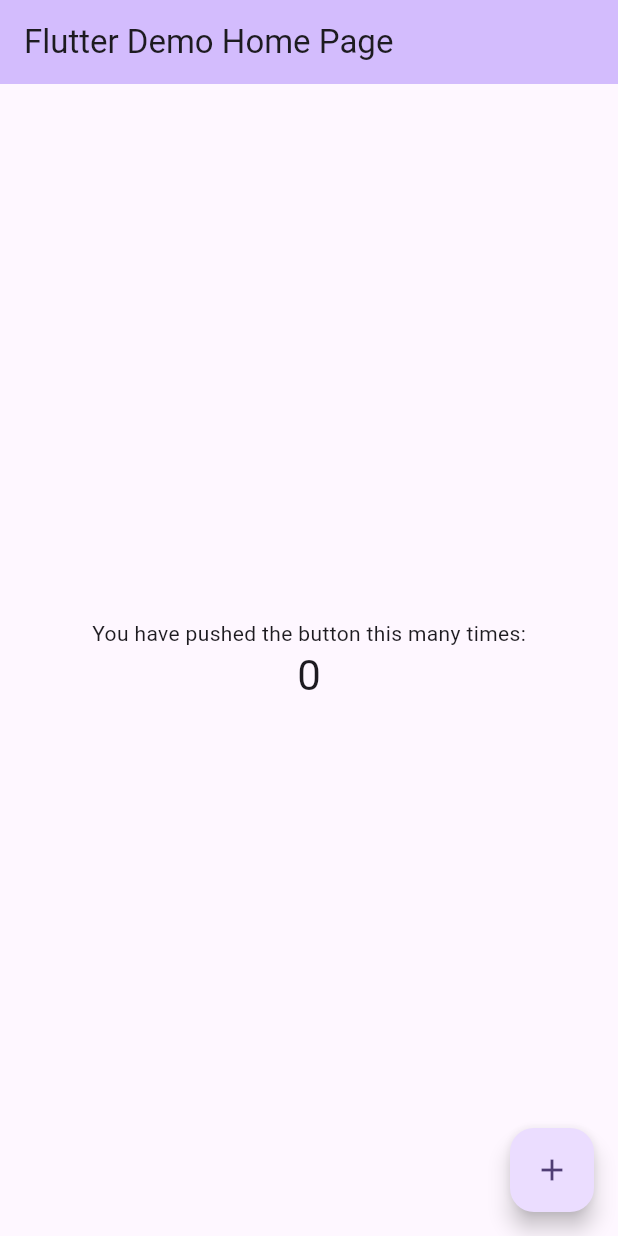
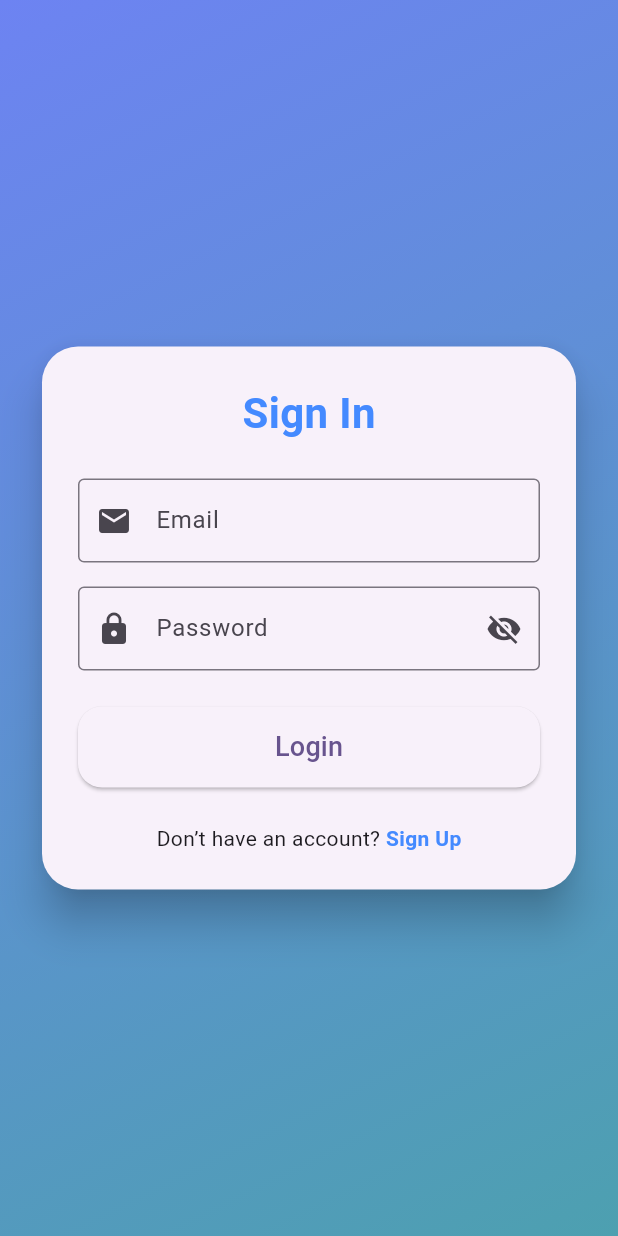
Before and after one commit to mahmoudbakir2015/chatr, a Flutter app: the screen it shows after launch, on a phone screen of 412 x 824 dp. Run offline on Flutter 3.47's test engine with Material 3 defaults, Android fonts, the phone set to English and light mode, and no system bars; our stand-ins replace firebase_core; accounts and stored records are empty.

Commit message:
add sign in Ui

```diff
--- a/lib/main.dart
+++ b/lib/main.dart
@@ -1,3 +1,4 @@
+import 'package:chatr/screens/auth/sign_in/sign_in.dart';
 import 'package:firebase_core/firebase_core.dart';
 import 'package:flutter/material.dart';
 
@@ -14,112 +15,11 @@ class MyApp extends StatelessWidget {
   @override
   Widget build(BuildContext context) {
     return MaterialApp(
-      title: 'Flutter Demo',
+      title: 'Chatr',
       theme: ThemeData(
-        // This is the theme of your application.
-        //
-        // TRY THIS: Try running your application with "flutter run". You'll see
-        // the application has a purple toolbar. Then, without quitting the app,
-        // try changing the seedColor in the colorScheme below to Colors.green
-        // and then invoke "hot reload" (save your changes or press the "hot
-        // reload" button in a Flutter-supported IDE, or press "r" if you used
-        // the command line to start the app).
-        //
-        // Notice that the counter didn't reset back to zero; the application
-        // state is not lost during the reload. To reset the state, use hot
-        // restart instead.
-        //
-        // This works for code too, not just values: Most code changes can be
-        // tested with just a hot reload.
         colorScheme: ColorScheme.fromSeed(seedColor: Colors.deepPurple),
       ),
-      home: const MyHomePage(title: 'Flutter Demo Home Page'),
+      home: const SignInScreen(),
     );
   }
 }
-
-class MyHomePage extends StatefulWidget {
-  const MyHomePage({super.key, required this.title});
-
-  // This widget is the home page of your application. It is stateful, meaning
-  // that it has a State object (defined below) that contains fields that affect
-  // how it looks.
-
-  // This class is the configuration for the state. It holds the values (in this
-  // case the title) provided by the parent (in this case the App widget) and
-  // used by the build method of the State. Fields in a Widget subclass are
-  // always marked "final".
-
-  final String title;
-
-  @override
-  State<MyHomePage> createState() => _MyHomePageState();
-}
-
-class _MyHomePageState extends State<MyHomePage> {
-  int _counter = 0;
-
-  void _incrementCounter() {
-    setState(() {
-      // This call to setState tells the Flutter framework that something has
-      // changed in this State, which causes it to rerun the build method below
-      // so that the display can reflect the updated values. If we changed
-      // _counter without calling setState(), then the build method would not be
-      // called again, and so nothing would appear to happen.
-      _counter++;
-    });
-  }
-
-  @override
-  Widget build(BuildContext context) {
-    // This method is rerun every time setState is called, for instance as done
-    // by the _incrementCounter method above.
-    //
-    // The Flutter framework has been optimized to make rerunning build methods
-    // fast, so that you can just rebuild anything that needs updating rather
-    // than having to individually change instances of widgets.
-    return Scaffold(
-      appBar: AppBar(
-        // TRY THIS: Try changing the color here to a specific color (to
-        // Colors.amber, perhaps?) and trigger a hot reload to see the AppBar
-        // change color while the other colors stay the same.
-        backgroundColor: Theme.of(context).colorScheme.inversePrimary,
-        // Here we take the value from the MyHomePage object that was created by
-        // the App.build method, and use it to set our appbar title.
-        title: Text(widget.title),
-      ),
-      body: Center(
-        // Center is a layout widget. It takes a single child and positions it
-        // in the middle of the parent.
-        child: Column(
-          // Column is also a layout widget. It takes a list of children and
-          // arranges them vertically. By default, it sizes itself to fit its
-          // children horizontally, and tries to be as tall as its parent.
-          //
-          // Column has various properties to control how it sizes itself and
-          // how it positions its children. Here we use mainAxisAlignment to
-          // center the children vertically; the main axis here is the vertical
-          // axis because Columns are vertical (the cross axis would be
-          // horizontal).
-          //
-          // TRY THIS: Invoke "debug painting" (choose the "Toggle Debug Paint"
-          // action in the IDE, or press "p" in the console), to see the
-          // wireframe for each widget.
-          mainAxisAlignment: MainAxisAlignment.center,
-          children: <Widget>[
-            const Text('You have pushed the button this many times:'),
-            Text(
-              '$_counter',
-              style: Theme.of(context).textTheme.headlineMedium,
-            ),
-          ],
-        ),
-      ),
-      floatingActionButton: FloatingActionButton(
-        onPressed: _incrementCounter,
-        tooltip: 'Increment',
-        child: const Icon(Icons.add),
-      ), // This trailing comma makes auto-formatting nicer for build methods.
-    );
-  }
-}
--- /dev/null
+++ b/lib/screens/auth/sign_in/functions.dart
@@ -0,0 +1,18 @@
+import 'package:flutter/material.dart';
+
+void submit({
+  required BuildContext context,
+  required GlobalKey<FormState> formKey,
+}) {
+  if (formKey.currentState!.validate()) {
+    ScaffoldMessenger.of(
+      context,
+    ).showSnackBar(const SnackBar(content: Text("✅ Logged in successfully")));
+  }
+}
+
+void goToSignUp({required BuildContext context}) {
+  ScaffoldMessenger.of(
+    context,
+  ).showSnackBar(const SnackBar(content: Text("👉 Go to Sign Up Page")));
+}
--- /dev/null
+++ b/lib/screens/auth/sign_in/sign_in.dart
@@ -0,0 +1,122 @@
+import 'package:chatr/screens/auth/sign_in/functions.dart';
+import 'package:chatr/screens/auth/widgets.dart';
+import 'package:flutter/material.dart';
+
+class SignInScreen extends StatefulWidget {
+  const SignInScreen({super.key});
+
+  @override
+  State<SignInScreen> createState() => _SignInScreenState();
+}
+
+class _SignInScreenState extends State<SignInScreen>
+    with SingleTickerProviderStateMixin {
+  final _formKey = GlobalKey<FormState>();
+  final _emailController = TextEditingController();
+  final _passwordController = TextEditingController();
+
+  late AnimationController _animationController;
+  late Animation<double> _fadeAnimation;
+
+  bool _obscurePassword = true;
+
+  @override
+  void initState() {
+    super.initState();
+
+    _animationController = AnimationController(
+      vsync: this,
+      duration: const Duration(milliseconds: 1200),
+    );
+
+    _fadeAnimation = CurvedAnimation(
+      parent: _animationController,
+      curve: Curves.easeInOut,
+    );
+
+    _animationController.forward();
+  }
+
+  @override
+  void dispose() {
+    _animationController.dispose();
+    _emailController.dispose();
+    _passwordController.dispose();
+    super.dispose();
+  }
+
+  // 🟢 Main UI
+  @override
+  Widget build(BuildContext context) {
+    return Scaffold(
+      body: Container(
+        decoration: const BoxDecoration(
+          gradient: LinearGradient(
+            colors: [Color(0xff6D83F2), Color(0xff4DA0B0)],
+            begin: Alignment.topLeft,
+            end: Alignment.bottomRight,
+          ),
+        ),
+        child: Center(
+          child: FadeTransition(
+            opacity: _fadeAnimation,
+            child: SingleChildScrollView(
+              padding: const EdgeInsets.all(24),
+              child: Card(
+                elevation: 12,
+                shape: RoundedRectangleBorder(
+                  borderRadius: BorderRadius.circular(24),
+                ),
+                child: Padding(
+                  padding: const EdgeInsets.all(24),
+                  child: Form(
+                    key: _formKey,
+                    child: Column(
+                      mainAxisSize: MainAxisSize.min,
+                      children: [
+                        const Text(
+                          "Sign In",
+                          style: TextStyle(
+                            fontSize: 28,
+                            fontWeight: FontWeight.bold,
+                            color: Colors.blueAccent,
+                          ),
+                        ),
+                        const SizedBox(height: 24),
+                        buildEmailField(emailController: _emailController),
+                        const SizedBox(height: 16),
+                        buildPasswordField(
+                          passwordController: _passwordController,
+                          obscurePassword: _obscurePassword,
+                          toggleObscurePassword: () {
+                            setState(() {
+                              _obscurePassword = !_obscurePassword;
+                            });
+                          },
+                        ),
+                        const SizedBox(height: 24),
+                        buildButtons(
+                          context: context,
+                          formKey: _formKey,
+                          submit: () {
+                            submit(context: context, formKey: _formKey);
+                          },
+                        ),
+                        const SizedBox(height: 12),
+                        buildBottomSection(
+                          goTo: () {
+                            goToSignUp(context: context);
+                          },
+                        ),
+                      ],
+                    ),
+                  ),
+                ),
+              ),
+            ),
+          ),
+        ),
+      ),
+    );
+  }
+}
--- /dev/null
+++ b/lib/screens/auth/widgets.dart
@@ -0,0 +1,95 @@
+import 'package:flutter/material.dart';
+
+Widget buildEmailField({required TextEditingController emailController}) {
+  return TextFormField(
+    controller: emailController,
+    keyboardType: TextInputType.emailAddress,
+    decoration: const InputDecoration(
+      prefixIcon: Icon(Icons.email),
+      labelText: "Email",
+      border: OutlineInputBorder(),
+    ),
+    validator: (value) {
+      if (value == null || value.isEmpty) return "Email is required";
+      final emailRegex = RegExp(r'^[\w-\.]+@([\w-]+\.)+[\w]{2,4}$');
+      if (!emailRegex.hasMatch(value)) return "Enter a valid email";
+      return null;
+    },
+  );
+}
+
+// 🟢 Section 2: Password Field
+Widget buildPasswordField({
+  required TextEditingController passwordController,
+  required bool obscurePassword,
+  required VoidCallback toggleObscurePassword,
+}) {
+  return TextFormField(
+    controller: passwordController,
+    obscureText: obscurePassword,
+    decoration: InputDecoration(
+      prefixIcon: const Icon(Icons.lock),
+      labelText: "Password",
+      border: const OutlineInputBorder(),
+      suffixIcon: IconButton(
+        icon: Icon(obscurePassword ? Icons.visibility_off : Icons.visibility),
+        onPressed: toggleObscurePassword,
+      ),
+    ),
+    validator: (value) {
+      if (value == null || value.isEmpty) return "Password is required";
+      if (value.length < 6) return "Password must be at least 6 characters";
+      return null;
+    },
+  );
+}
+
+Widget buildBottomSection({required VoidCallback goTo, bool isSignUp = false}) {
+  return Row(
+    mainAxisAlignment: MainAxisAlignment.center,
+    children: [
+      Text(isSignUp ? "Already have an account? " : "Don’t have an account? "),
+      GestureDetector(
+        onTap: goTo,
+        child: Text(
+          isSignUp ? "Sign In" : "Sign Up",
+          style: TextStyle(
+            color: Colors.blueAccent,
+            fontWeight: FontWeight.bold,
+          ),
+        ),
+      ),
+    ],
+  );
+}
+
+Widget buildButtons({
+  required BuildContext context,
+  required GlobalKey<FormState> formKey,
+  required VoidCallback submit,
+  bool isSignUp = false,
+}) {
+  return Column(
+    children: [
+      AnimatedContainer(
+        duration: const Duration(milliseconds: 500),
+        curve: Curves.easeInOut,
+        width: double.infinity,
+        child: ElevatedButton(
+          style: ElevatedButton.styleFrom(
+            padding: const EdgeInsets.symmetric(vertical: 14),
+            shape: RoundedRectangleBorder(
+              borderRadius: BorderRadius.circular(16),
+            ),
+          ),
+          onPressed: submit,
+          child: Text(
+            isSignUp ? "Sign Up" : "Login",
+            style: TextStyle(fontSize: 18),
+          ),
+        ),
+      ),
+      const SizedBox(height: 12),
+    ],
+  );
+}
```
Also changed, not shown: lib/screens/auth/sign_in/items.dart (added).
